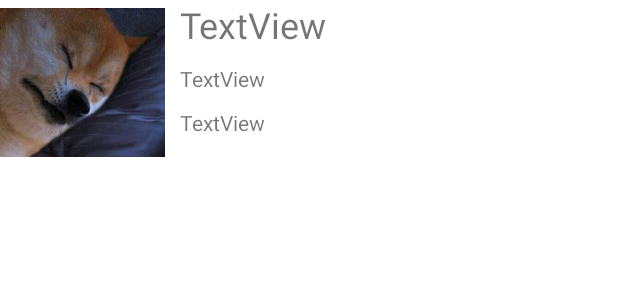
After one commit to Namesiss/android, an Android app: the layout song_item.xml on its own in the app's theme, with its tools: preview values and no code run, on a phone screen of 412 x 824 dp. The commit adds this screen. Shown: the top 300 px of the screen. Run offline under Robolectric (Android 15) with nearby library versions, the phone set to English and light mode, and no system bars.

Commit message:
Android Demo App

```diff
--- a/app/src/main/java/com/example/basickotlin/MainActivity.kt
+++ b/app/src/main/java/com/example/basickotlin/MainActivity.kt
@@ -8,6 +8,7 @@ import kotlinx.android.synthetic.main.activity_main.*
 import com.example.basickotlin.day1.MainActivity as M1
 import com.example.basickotlin.day2.MainActivity as M2
 import com.example.basickotlin.day3.MainActivity as M3
+import com.example.basickotlin.day4.MainActivity as M4
 
 class MainActivity : AppCompatActivity() {
 
@@ -23,12 +24,15 @@ class MainActivity : AppCompatActivity() {
                     startActivity(Intent(this, M2::class.java))
                 R.id.btnDay3 ->
                     startActivity(Intent(this, M3::class.java))
+                R.id.btnDay4 ->
+                    startActivity(Intent(this, M4::class.java))
             }
         }
 
         btnDay1.setOnClickListener(listener)
         btnDay2.setOnClickListener(listener)
         btnDay3.setOnClickListener(listener)
+        btnDay4.setOnClickListener(listener)
     }
 
 
--- a/app/src/main/java/com/example/basickotlin/day1/ToDoAdapter.kt
+++ b/app/src/main/java/com/example/basickotlin/day1/ToDoAdapter.kt
@@ -48,7 +48,6 @@ class ToDoAdapter(
 
     override fun onBindViewHolder(holder: ToDoViewHolder, position: Int) {
         val current = todos[position]
-        println("Titlec current: " + current.title)
         holder.itemView.apply {
             tvToDoTitle.text = current.title
             cbItem.isChecked = current.isChecked
--- /dev/null
+++ b/app/src/main/res/layout/song_item.xml
@@ -0,0 +1,49 @@
+<?xml version="1.0" encoding="utf-8"?>
+<androidx.constraintlayout.widget.ConstraintLayout xmlns:android="http://schemas.android.com/apk/res/android"
+    xmlns:app="http://schemas.android.com/apk/res-auto"
+    android:layout_width="match_parent"
+    android:layout_height="wrap_content">
+
+    <LinearLayout
+        android:layout_width="match_parent"
+        android:layout_height="match_parent"
+        android:orientation="horizontal">
+
+        <ImageView
+            android:id="@+id/imgSong"
+            android:layout_width="110dp"
+            android:layout_height="110dp"
+            app:srcCompat="@drawable/image" />
+
+        <LinearLayout
+            android:layout_width="match_parent"
+            android:layout_height="match_parent"
+            android:layout_marginStart="10dp"
+            android:layout_marginLeft="10dp"
+            android:orientation="vertical">
+
+            <TextView
+                android:id="@+id/txtSongItemTitle"
+                android:layout_width="match_parent"
+                android:layout_height="wrap_content"
+                android:text="TextView"
+                android:textSize="24sp" />
+
+            <TextView
+                android:id="@+id/txtAlbum"
+                android:layout_width="match_parent"
+                android:layout_height="wrap_content"
+                android:layout_marginTop="10dp"
+                android:layout_marginBottom="10dp"
+                android:text="TextView" />
+
+            <TextView
+                android:id="@+id/txtArtist"
+                android:layout_width="match_parent"
+                android:layout_height="wrap_content"
+                android:text="TextView" />
+        </LinearLayout>
+
+    </LinearLayout>
+
+</androidx.constraintlayout.widget.ConstraintLayout>
--- a/app/src/main/res/values/colors.xml
+++ b/app/src/main/res/values/colors.xml
@@ -12,9 +12,17 @@
     <color name="primaryColor_1">#b3ffab</color>
     <color name="primaryColor_2">#12fff7</color>
     <color name="dangerColor">#f32013</color>
-    <color name="golden1">#FFBE6A</color>
+
+    <!--golden green-->
+    <color name="golden4">#FFBE6A</color>
+    <color name="golden3">#FFD73B</color>
     <color name="golden2">#FFD73B</color>
-    <color name="golden3">#FFFF00</color>
+    <color name="golden1">#FFFF00</color>
+    <color name="green1">#C3FF3E</color>
+    <color name="green2">#75FF71</color>
+    <color name="green3">#00FFA8</color>
+
+    <!--textcolor-->
     <color name="text_grey">#FF858585</color>
     <color name="text_black">#000000</color>
     <color name="text_white">#FFFFFF</color>
--- a/app/src/main/res/values/strings.xml
+++ b/app/src/main/res/values/strings.xml
@@ -10,4 +10,5 @@
     <string name="bu_i_2">Day 2</string>
     <string name="bu_i_3">Day 3</string>
     <string name="try_to_enable_airplane_mode">Try to enable Airplane mode</string>
+    <string name="day_4">Day 4</string>
 </resources>
```
Also changed, not shown: app/src/main/AndroidManifest.xml (+5 -2 lines), app/src/main/java/com/example/basickotlin/day4/MainActivity.kt (added, +121 -0 lines), app/src/main/java/com/example/basickotlin/day4/Song.kt (added, +11 -0 lines), app/src/main/java/com/example/basickotlin/day4/SongAdapter.kt (added, +48 -0 lines), app/src/main/res/layout/activity_main.xml (+9 -0 lines), app/src/main/res/layout/activity_main9.xml (added, +13 -0 lines), 1 other file.
